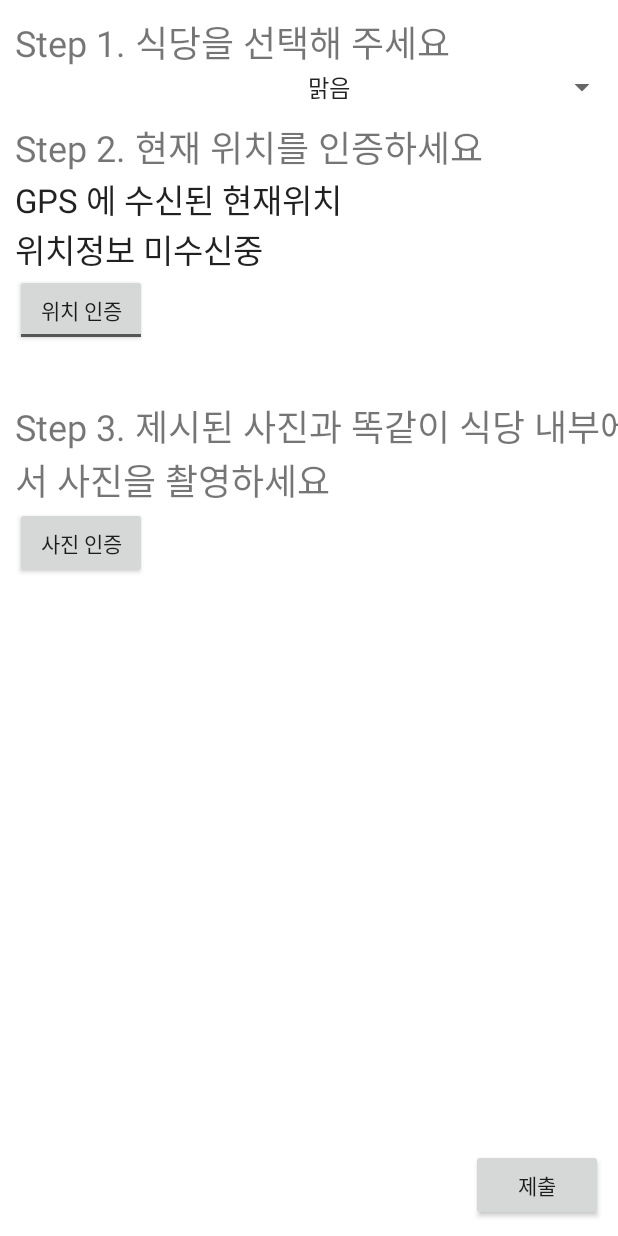
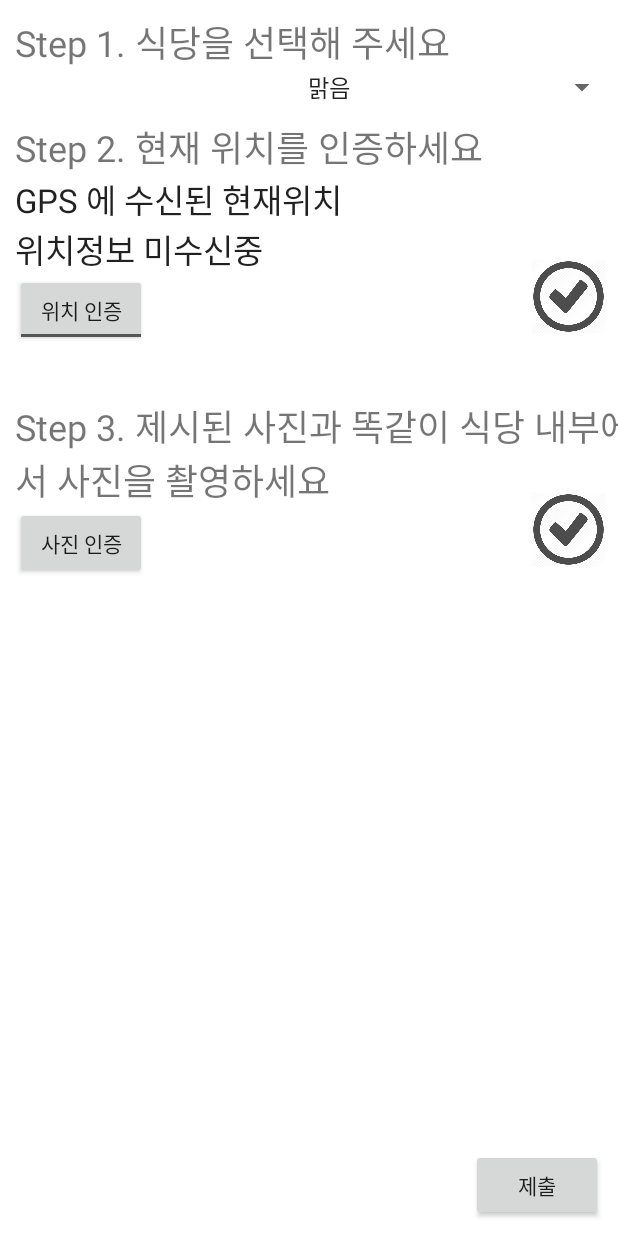
Before and after one commit to genesith/-GO, an Android app: the TabActivity screen opened directly, with no data from a screen before it, after a tap on an icon or button, on a phone screen of 412 x 824 dp. Run offline under Robolectric (Android 15) with nearby library versions, the phone set to English and light mode, and no system bars; libraries missing offline, so code that uses them is left out: com.mongodb.lang; pictures from the network do not load.

Commit message:
final commit

```diff
--- a/MyApplication6/app/src/main/java/com/example/q/myapplication/TabActivity.java
+++ b/MyApplication6/app/src/main/java/com/example/q/myapplication/TabActivity.java
@@ -46,13 +46,14 @@ public class TabActivity extends AppCompatActivity implements Tab1.OnFragmentInt
     public void makeTabs(){
         TabLayout tabLayout =  findViewById(R.id.tablayout);
         Resources res = getResources();
-        Drawable phonebook = res.getDrawable(R.drawable.phonebook);
-        Drawable galleryImage = res.getDrawable(R.drawable.gallery_image);
-        Drawable calendar = res.getDrawable(R.drawable.calendar);
-        tabLayout.addTab(tabLayout.newTab().setIcon(phonebook));
-        tabLayout.addTab(tabLayout.newTab().setIcon(galleryImage));
-        tabLayout.addTab(tabLayout.newTab().setIcon(calendar));
-        tabLayout.addTab(tabLayout.newTab().setText("popular"));
+        Drawable profile = res.getDrawable(R.drawable.profile);
+        Drawable newsfeed = res.getDrawable(R.drawable.newsfeed);
+        Drawable check = res.getDrawable(R.drawable.check);
+        Drawable popular = res.getDrawable(R.drawable.popular);
+        tabLayout.addTab(tabLayout.newTab().setIcon(profile));
+        tabLayout.addTab(tabLayout.newTab().setIcon(newsfeed));
+        tabLayout.addTab(tabLayout.newTab().setIcon(check));
+        tabLayout.addTab(tabLayout.newTab().setIcon(popular));
         tabLayout.setTabGravity(TabLayout.GRAVITY_FILL);
         final ViewPager viewPager = findViewById(R.id.pager);
         final PagerAdapter adapter = new PagerAdapter(getSupportFragmentManager(), tabLayout.getTabCount());
--- a/MyApplication6/app/src/main/java/com/example/q/myapplication/VerifyingActivity.java
+++ b/MyApplication6/app/src/main/java/com/example/q/myapplication/VerifyingActivity.java
@@ -99,6 +99,7 @@ public class VerifyingActivity extends AppCompatActivity implements AdapterView.
                         Log.i("Long and Lat", longitude + " " +latitude);
                         if (longitude<cutoff && longitude > - cutoff && latitude<cutoff && latitude > - cutoff){
                             tv.setText("인증 완료!!");
+
                             verified[0] = true;
                         }
                         else{
@@ -143,6 +144,7 @@ public class VerifyingActivity extends AppCompatActivity implements AdapterView.
 
                     Toast.makeText( VerifyingActivity.this, "현장 인증 성공!", Toast.LENGTH_LONG).show();
                     Toast.makeText( VerifyingActivity.this, "맛있게 식사하신 후 리뷰를 작성해주세요" + verified[0] + " " + verified[1], Toast.LENGTH_LONG).show();
+
                 }
                 else{
                     Toast.makeText( VerifyingActivity.this, "인증이 완료되지 않아 제출할 수 없습니다 ", Toast.LENGTH_LONG).show();
@@ -169,6 +171,9 @@ public class VerifyingActivity extends AppCompatActivity implements AdapterView.
     {
         if (data!=null) {
             verified[1] = data.getExtras().getBoolean("tf");
+            if(verified[1]){
+                findViewById(R.id.cameracheckdone).setVisibility(View.VISIBLE);
+            }
         }
     }
     public void onItemSelected(AdapterView<?> parent, View view,
@@ -202,6 +207,7 @@ public class VerifyingActivity extends AppCompatActivity implements AdapterView.
             latitude -= Res_latitude;
 
             if (longitude<cutoff && longitude > - cutoff && latitude<cutoff && latitude > - cutoff){
+                findViewById(R.id.gpscheckdone).setVisibility(View.VISIBLE);
                 tv.setText("인증 완료!!");
                 verified[0] = true;
             }
--- a/MyApplication6/app/src/main/java/com/example/q/myapplication/WriteReviewActivity.java
+++ b/MyApplication6/app/src/main/java/com/example/q/myapplication/WriteReviewActivity.java
@@ -48,7 +48,7 @@ public class WriteReviewActivity extends AppCompatActivity {
         setContentView(R.layout.review_layout);
         final RatingBar StarBar = findViewById(R.id.ratingBar);
         Button save = findViewById(R.id.SaveButton);
-        Button cancel = findViewById(R.id.cancel_button);
+        Button cancel = findViewById(R.id.CancelButton);
         final EditText reviewContent = findViewById(R.id.ReviewEditText);
         uploadhere = findViewById(R.id.ReqImage);
 
@@ -58,6 +58,15 @@ public class WriteReviewActivity extends AppCompatActivity {
         ResTextView.setText(ResName + "에서의 식사");
         TextView DateTextView = findViewById(R.id.DateTextView);
         DateTextView.setText("현장 인증이 " + Date + "에 완료 되었습니다");
+
+
+        cancel.setOnClickListener(new View.OnClickListener() {
+
+            @Override
+            public void onClick(View a) {
+                finish();
+            }
+        });
 
         save.setOnClickListener(new View.OnClickListener() {
 
--- a/MyApplication6/app/src/main/res/layout/activity_main.xml
+++ b/MyApplication6/app/src/main/res/layout/activity_main.xml
@@ -5,7 +5,7 @@
     android:layout_width="match_parent"
     android:layout_height="match_parent"
     android:background="@drawable/mapground"
-    android:backgroundTint="#555555"
+    android:backgroundTint="#666666"
     android:backgroundTintMode="multiply"
     tools:context=".MainActivity">
 
--- a/MyApplication6/app/src/main/res/layout/fragment_tab1.xml
+++ b/MyApplication6/app/src/main/res/layout/fragment_tab1.xml
@@ -27,7 +27,7 @@
             android:layout_height="70dp"
             android:layout_alignParentLeft="true"
             android:layout_alignParentTop="true"
-            android:src="@drawable/stitch_icon"/>
+            android:src="@drawable/a1"/>
 
         <TextView
             android:id="@+id/progress"
--- a/MyApplication6/app/src/main/res/layout/verificationlayout.xml
+++ b/MyApplication6/app/src/main/res/layout/verificationlayout.xml
@@ -37,12 +37,13 @@
         app:layout_constraintTop_toBottomOf="@id/spinnerboi" />
 
     <LinearLayout xmlns:android="http://schemas.android.com/apk/res/android"
+        android:id="@+id/linearLayout2"
         android:layout_width="wrap_content"
         android:layout_height="wrap_content"
         android:layout_marginLeft="10dp"
+        android:orientation="vertical"
         app:layout_constraintLeft_toLeftOf="parent"
-        app:layout_constraintTop_toBottomOf="@id/step2text"
-        android:orientation="vertical" >
+        app:layout_constraintTop_toBottomOf="@id/step2text">
 
         <TextView
             android:id="@+id/textView1"
@@ -63,7 +64,7 @@
             android:layout_width="wrap_content"
             android:layout_height="wrap_content"
             android:textOff="위치 인증"
-            android:textOn="위치 인증 취소"/>
+            android:textOn="위치 인증 취소" />
 
 
     </LinearLayout>
@@ -100,4 +101,49 @@
         android:layout_marginBottom="10dp"
         android:layout_marginRight="10dp"/>
 
+    <ImageView
+        android:id="@+id/gpscheck"
+        android:layout_width="50dp"
+        android:layout_height="50dp"
+        android:layout_marginBottom="8dp"
+        android:layout_marginRight="8dp"
+        app:layout_constraintBottom_toBottomOf="@+id/linearLayout2"
+        app:layout_constraintRight_toRightOf="parent"
+        app:srcCompat="@drawable/check" />
+
+    <ImageView
+        android:id="@+id/gpscheckdone"
+        android:layout_width="50dp"
+        android:layout_height="50dp"
+        android:layout_marginBottom="8dp"
+        android:layout_marginEnd="8dp"
+        android:layout_marginRight="8dp"
+        app:layout_constraintBottom_toBottomOf="@+id/linearLayout2"
+        app:layout_constraintEnd_toEndOf="parent"
+        app:srcCompat="@drawable/check2"
+        android:visibility="invisible"/>
+
+    <ImageView
+        android:id="@+id/cameracheck"
+        android:layout_width="50dp"
+        android:layout_height="50dp"
+        android:layout_marginBottom="8dp"
+        android:layout_marginEnd="8dp"
+        android:layout_marginRight="8dp"
+        app:layout_constraintBottom_toBottomOf="@+id/ComparePicButton"
+        app:layout_constraintEnd_toEndOf="parent"
+        app:srcCompat="@drawable/check" />
+
+    <ImageView
+        android:id="@+id/cameracheckdone"
+        android:layout_width="50dp"
+        android:layout_height="50dp"
+        android:layout_marginBottom="8dp"
+        android:layout_marginEnd="8dp"
+        android:layout_marginRight="8dp"
+        app:layout_constraintBottom_toBottomOf="@+id/ComparePicButton"
+        app:layout_constraintEnd_toEndOf="parent"
+        app:srcCompat="@drawable/check2"
+        android:visibility="invisible"/>
+
 </android.support.constraint.ConstraintLayout>
```
Also changed, not shown: MyApplication6/app/src/main/res/drawable/newsfeed.png (added), MyApplication6/app/src/main/res/drawable/popular.png (added), MyApplication6/app/src/main/res/drawable/profile.png (added).
